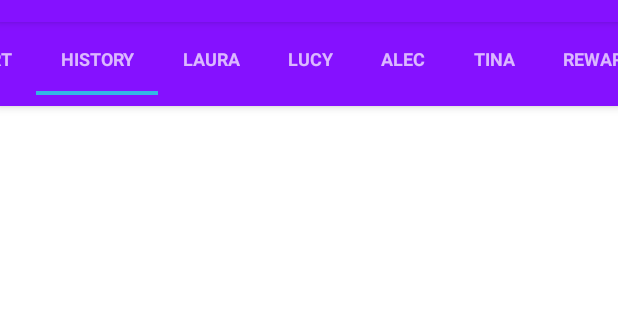
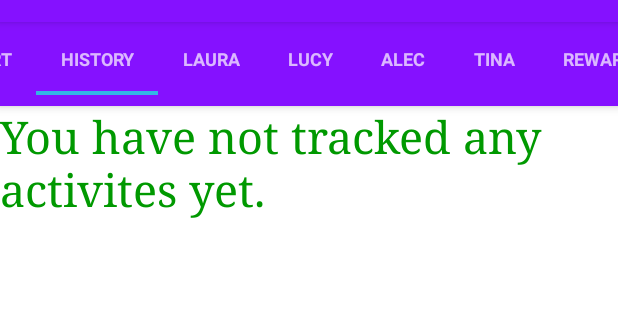
Before and after one commit to tkfreder/MoveIt, an Android app: the screen it shows after launch (MainActivity), after a tap on "HISTORY", on a phone screen of 412 x 824 dp, the part 62-382 px from its top. Run offline under Robolectric (Android 15) with nearby library versions, the phone set to English and light mode, and no system bars; libraries missing offline, so code that uses them is left out: fr.ganfra.materialspinner; 4 statements that could not run were skipped.

```diff
--- a/app/src/main/java/com/tinakit/moveit/activity/MainActivity.java
+++ b/app/src/main/java/com/tinakit/moveit/activity/MainActivity.java
@@ -61,8 +61,6 @@ public class MainActivity extends AppCompatActivity {
         initializeUI();
 
         fetchData();
-
-
 
     }
 
--- a/app/src/main/res/layout/activity_history.xml
+++ b/app/src/main/res/layout/activity_history.xml
@@ -2,6 +2,13 @@
              android:layout_width="match_parent"
              android:layout_height="match_parent"
              android:padding="@dimen/activity_vertical_margin">
+
+    <TextView
+        android:layout_width="match_parent"
+        android:layout_height="wrap_content"
+        android:text="You have not tracked any activites yet."
+        style="@style/LabelMediumGreen"
+        android:layout_gravity="center_horizontal"/>
 
         <android.support.v7.widget.RecyclerView
             xmlns:tools="http://schemas.android.com/tools"
```
Also changed, not shown: app/src/main/java/com/tinakit/moveit/db/FitnessDBHelper.java (+7 -8 lines), app/src/main/res/layout/activity_history_list_item.xml (+7 -3 lines).
